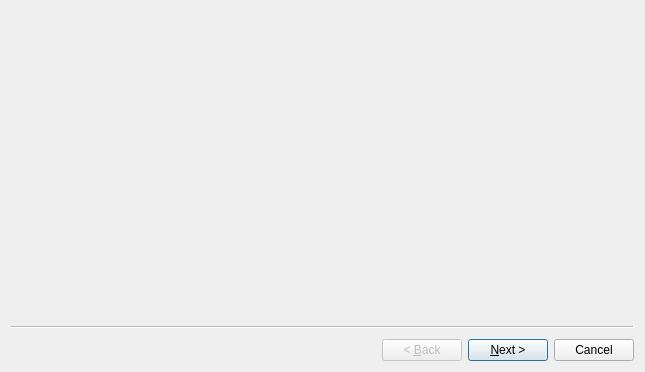
Above: src/moneychanger/Widgets/wizardaddaccount.ui from Open-Transactions/Moneychanger before the change. Below: the same form after it.
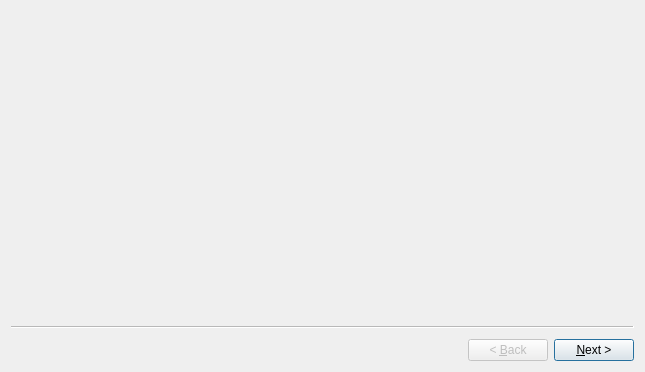
That is the form after the change. Custom widgets are drawn as their Qt base class.

```diff
--- a/src/moneychanger/Widgets/wizardaddaccount.ui
+++ b/src/moneychanger/Widgets/wizardaddaccount.ui
@@ -13,6 +13,9 @@
   <property name="windowTitle">
    <string>Wizard</string>
   </property>
+  <property name="options">
+   <set>QWizard::IndependentPages|QWizard::NoCancelButton|QWizard::NoDefaultButton</set>
+  </property>
   <widget class="MTPageAcct_Name" name="wizardPage"/>
   <widget class="MTPageAcct_Asset" name="wizardPage1"/>
   <widget class="MTPageAcct_Nym" name="wizardPage2"/>
```
